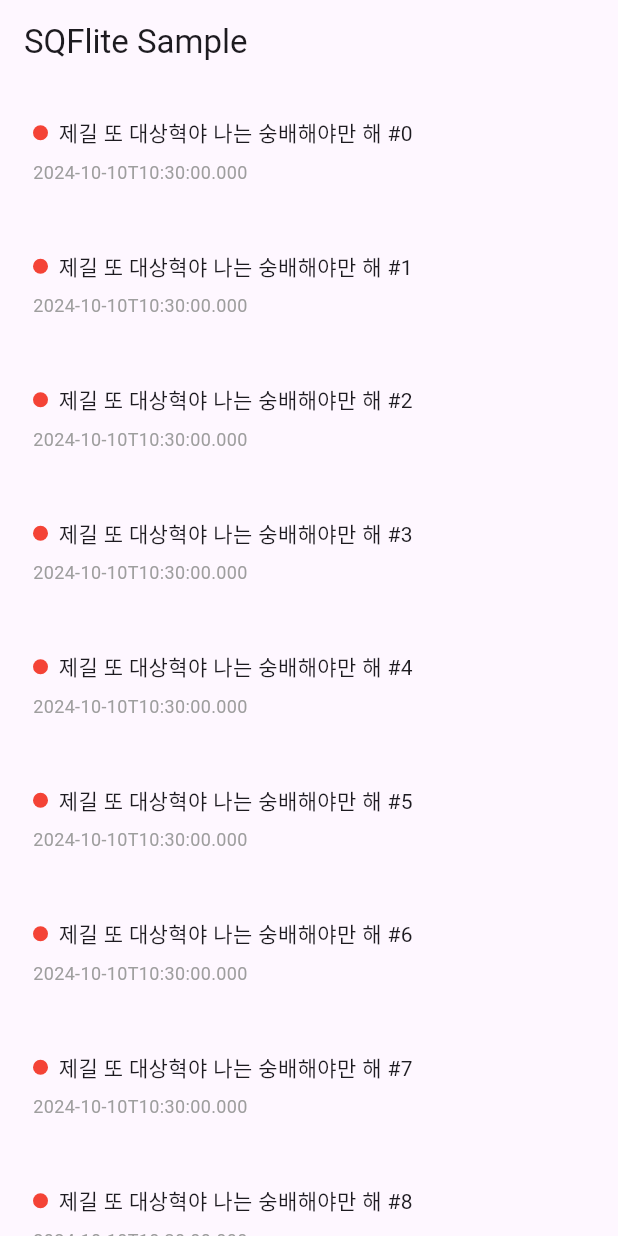
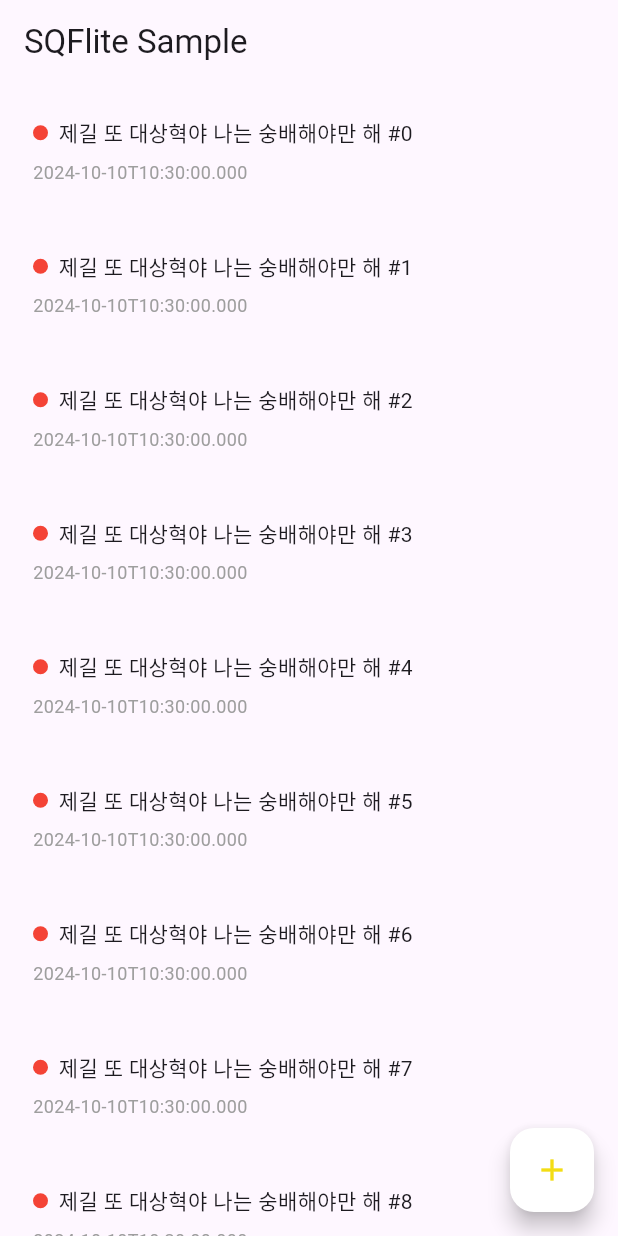
Before and after one commit to bluemoon983/sqflite_study, a Flutter app: the screen it shows after launch, on a phone screen of 412 x 824 dp. Run offline on Flutter 3.47's test engine with Material 3 defaults, Android fonts, the phone set to English and light mode, and no system bars.

Commit message:
FloatingActionButton

```diff
--- a/lib/src/main_screens.dart
+++ b/lib/src/main_screens.dart
@@ -9,6 +9,8 @@ class MainScreens extends StatefulWidget {
 }
 
 class _MainScreensState extends State<MainScreens> {
+  void createdRandomSample() {}
+
   Widget _sampleOne(int index) {
     return GestureDetector(
       onTap: () {
@@ -59,6 +61,14 @@ class _MainScreensState extends State<MainScreens> {
       body: ListView(
         children: List.generate(100, (index) => _sampleOne(index)),
       ),
+      floatingActionButton: FloatingActionButton(
+        onPressed: createdRandomSample,
+        backgroundColor: Colors.white,
+        child: const Icon(
+          Icons.add,
+          color: Color.fromARGB(255, 243, 221, 20),
+        ),
+      ),
     );
   }
 }
```
